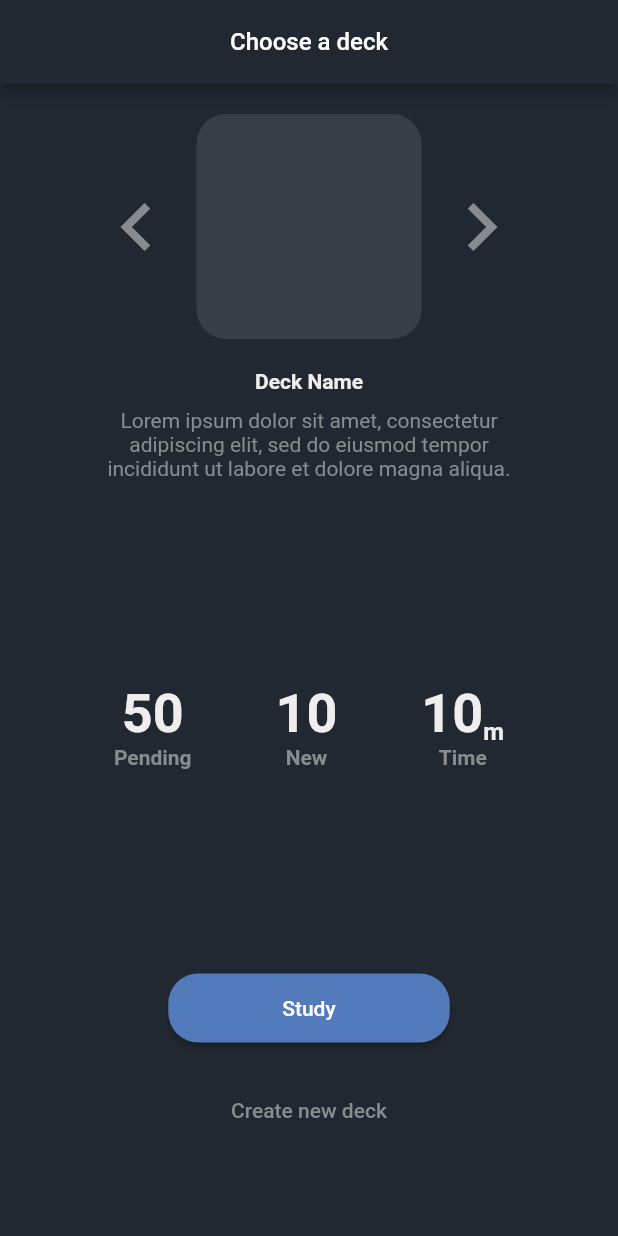
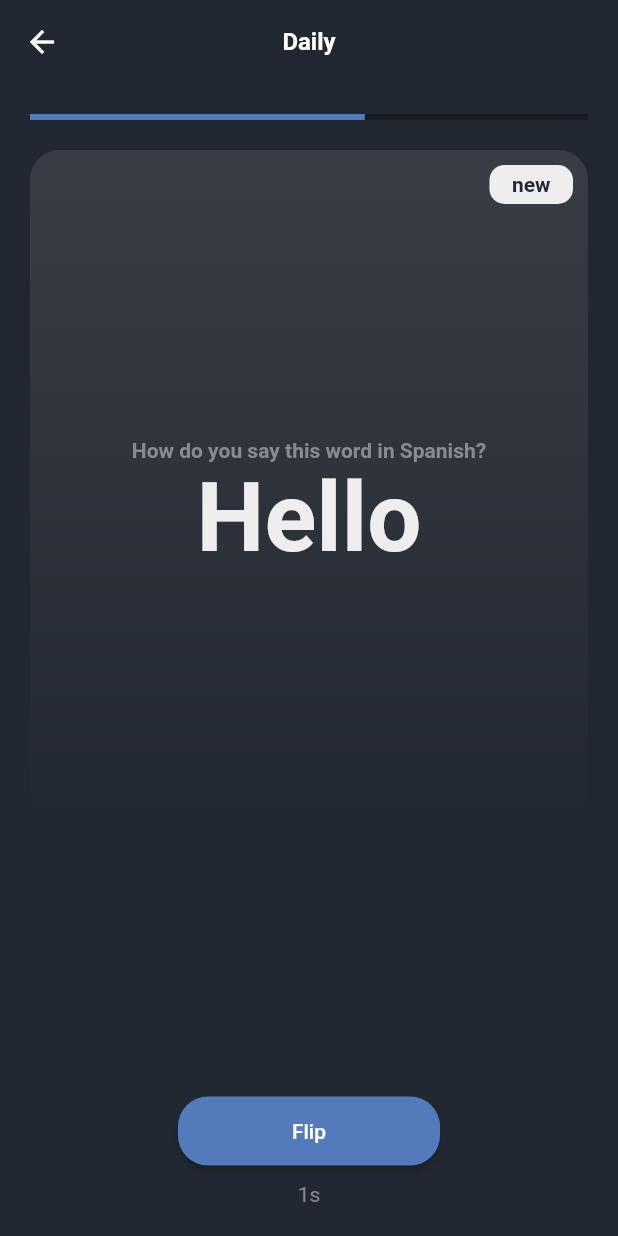
Before and after one commit to ignacio-cuadra/deck-deck, a Flutter app: the screen it shows after launch, after a tap on "Study", on a phone screen of 412 x 824 dp. Run offline on Flutter 3.47's test engine with Material 2 defaults, Android fonts, the light colour scheme and no system bars; Roboto replaces fonts that are missing (SFRegular).

Commit message:
feat: :sparkles: quiz view

```diff
--- a/lib/deck_selector.dart
+++ b/lib/deck_selector.dart
@@ -1,5 +1,5 @@
+import 'package:deck_deck_app/quiz.dart';
 import 'package:deck_deck_app/theme/app_theme.dart';
-import 'package:flutter/cupertino.dart';
 import 'package:flutter/material.dart';
 
 class DeckSelector extends StatefulWidget {
@@ -22,6 +22,7 @@ class _DeckSelector extends State<DeckSelector> {
     return Scaffold(
         appBar: AppBar(
           centerTitle: true,
+          elevation: 0,
           title: const Text(
             "Choose a deck",
             style: TextStyle(fontSize: 16),
@@ -83,7 +84,10 @@ class _DeckSelector extends State<DeckSelector> {
                 ),
                 const Spacer(),
                 ElevatedButton(
-                  onPressed: () {},
+                  onPressed: () {
+                    Navigator.push(context,
+                        MaterialPageRoute(builder: (context) => Quiz()));
+                  },
                   child: const Padding(
                       padding: EdgeInsets.only(
                           top: 15, bottom: 15, left: 60, right: 60),
--- /dev/null
+++ b/lib/entities/deck.dart
@@ -0,0 +1,8 @@
+import 'package:deck_deck_app/entities/memory_card.dart';
+
+class Deck {
+  String name;
+  String? description;
+  List<MemoryCard> cards = [];
+  Deck({required this.name, this.description, this.cards = const []});
+}
--- /dev/null
+++ b/lib/entities/memory_card.dart
@@ -0,0 +1,20 @@
+class MemoryCard {
+  late MemoryCardFront front;
+  late MemoryCardBack back;
+  MemoryCard(
+      {required String sentence, required String answare, String? question}) {
+    front = MemoryCardFront(sentence: sentence, question: question);
+    back = MemoryCardBack(answare: answare);
+  }
+}
+
+class MemoryCardFront {
+  String sentence;
+  String? question;
+  MemoryCardFront({required this.sentence, this.question});
+}
+
+class MemoryCardBack {
+  String answare;
+  MemoryCardBack({required this.answare});
+}
--- a/lib/main.dart
+++ b/lib/main.dart
@@ -1,5 +1,5 @@
 import 'package:deck_deck_app/deck_selector.dart';
-import 'package:deck_deck_app/decks_list.dart';
+import 'package:deck_deck_app/quiz.dart';
 import 'package:deck_deck_app/theme/app_theme.dart';
 import 'package:flutter/material.dart';
 
@@ -14,7 +14,7 @@ class DeckDeckApp extends StatelessWidget {
     return MaterialApp(
       title: 'DeckDeck',
       theme: AppTheme.define(),
-      home: const DeckSelector(),
+      home: DeckSelector(),
     );
   }
 }
--- /dev/null
+++ b/lib/quiz.dart
@@ -0,0 +1,289 @@
+import 'dart:async';
+
+import 'package:deck_deck_app/entities/memory_card.dart';
+import 'package:deck_deck_app/theme/app_theme.dart';
+import 'package:flutter/material.dart';
+import 'package:deck_deck_app/entities/deck.dart';
+
+class Quiz extends StatefulWidget {
+  @override
+  State<Quiz> createState() {
+    return _Quiz();
+  }
+}
+
+class _Quiz extends State<Quiz> {
+  Status status = Status.front;
+  Deck deck = Deck(name: "Default Deck", cards: [
+    MemoryCard(
+        sentence: "Hello",
+        answare: "Hola",
+        question: "How do you say this word in Spanish?")
+  ]);
+  int seconds = 0;
+  late MemoryCard card;
+  late Timer _timer;
+  _Quiz() {
+    _timer = Timer.periodic(Duration(seconds: 1), (timer) {
+      setState(() {
+        seconds++;
+      });
+    });
+    card = deck.cards[0];
+  }
+  @override
+  void dispose() {
+    _timer.cancel();
+    super.dispose();
+  }
+
+  void flip() {
+    setState(() {
+      if (status == Status.front)
+        status = Status.back;
+      else
+        status = Status.front;
+    });
+  }
+
+  void answer(Answer asnware) {
+    flip();
+  }
+
+  @override
+  Widget build(BuildContext context) {
+    StatelessWidget body = (status == Status.front)
+        ? FrontBody(
+            memoryCardFront: card.front,
+          )
+        : BackBody(
+            memoryCardBack: card.back,
+          );
+    StatelessWidget footer = (status == Status.front)
+        ? FrontFooter(seconds: seconds, flip: flip)
+        : BackFooter(answer: answer);
+
+    return Scaffold(
+        appBar: AppBar(
+          title: Text("Daily"),
+        ),
+        body: Padding(
+          padding: const EdgeInsets.all(20),
+          child: Column(
+            children: [
+              LinearProgressIndicator(
+                value: 0.6,
+                color: AppTheme.colors.primary,
+              ),
+              SizedBox(
+                height: 20,
+              ),
+              Container(
+                padding: EdgeInsets.all(10),
+                child: body,
+                height: 450,
+                width: double.maxFinite,
+                decoration: BoxDecoration(
+                    gradient: LinearGradient(
+                        begin: Alignment.topCenter,
+                        end: Alignment.bottomCenter,
+                        colors: [
+                          AppTheme.colors.secondaryBackground,
+                          AppTheme.colors.background,
+                        ]),
+                    borderRadius: BorderRadius.circular(20)),
+              ),
+              Spacer(),
+              footer,
+              //BackFooter(seconds: 20)
+            ],
+          ),
+        ));
+  }
+}
+
+class FrontBody extends StatelessWidget {
+  MemoryCardFront memoryCardFront;
+  FrontBody({super.key, required this.memoryCardFront});
+  @override
+  Widget build(BuildContext context) {
+    List<Widget> children = [
+      Align(
+        alignment: Alignment.centerRight,
+        child: NewTag(),
+      ),
+      const Spacer(),
+      Text(memoryCardFront.sentence,
+          style: TextStyle(
+              color: AppTheme.colors.text,
+              fontSize: 64,
+              fontWeight: FontWeight.bold)),
+      const Spacer()
+    ];
+    if (memoryCardFront.question != null) {
+      children.insert(
+          2,
+          Text(memoryCardFront.question!,
+              style: TextStyle(
+                  color: AppTheme.colors.secondaryText,
+                  fontWeight: FontWeight.w600)));
+    }
+    return Column(
+      children: children,
+    );
+  }
+}
+
+@immutable
+class FrontFooter extends StatelessWidget {
+  final Function flip;
+  final int seconds;
+  const FrontFooter({super.key, required this.seconds, required this.flip});
+  @override
+  Widget build(BuildContext context) {
+    return Column(children: [
+      ElevatedButton(
+          onPressed: () {
+            flip();
+          },
+          child: const Padding(
+            padding: EdgeInsets.only(left: 60, right: 60, top: 15, bottom: 15),
+            child: Text("Flip"),
+          )),
+      const SizedBox(
+        height: 10,
+      ),
+      Text(
+        "${seconds}s",
+        style: TextStyle(color: AppTheme.colors.secondaryText),
+      )
+    ]);
+  }
+}
+
+class BackBody extends StatelessWidget {
+  MemoryCardBack memoryCardBack;
+  BackBody({super.key, required this.memoryCardBack});
+  @override
+  Widget build(BuildContext context) {
+    return Column(
+      children: [
+        Align(
+          alignment: Alignment.centerRight,
+          child: NewTag(),
+        ),
+        Spacer(),
+        Text("Answer",
+            style: TextStyle(
+                color: AppTheme.colors.secondaryText,
+                fontWeight: FontWeight.w600)),
+        Text(memoryCardBack.answare,
+            style: TextStyle(
+                color: AppTheme.colors.text,
+                fontSize: 64,
+                fontWeight: FontWeight.bold)),
+        Spacer()
+      ],
+    );
+  }
+}
+
+class BackFooter extends StatelessWidget {
+  Function(Answer) answer;
+  BackFooter({super.key, required this.answer});
+  @override
+  Widget build(BuildContext context) {
+    return Row(
+      children: [
+        const Spacer(),
+        AnswareButton(
+          icon: Icons.sentiment_dissatisfied_outlined,
+          label: "Again",
+          time: "<1m",
+          onPressed: () {
+            answer(Answer.again);
+          },
+        ),
+        const Spacer(),
+        AnswareButton(
+          icon: Icons.sentiment_neutral_outlined,
+          label: "Hard",
+          time: "<3m",
+          onPressed: () {
+            answer(Answer.hard);
+          },
+        ),
+        const Spacer(),
+        AnswareButton(
+          icon: Icons.sentiment_satisfied_alt_outlined,
+          label: "Good",
+          time: "<5m",
+          onPressed: () {
+            answer(Answer.good);
+          },
+        ),
+        const Spacer(),
+        AnswareButton(
+          icon: Icons.sentiment_very_satisfied_outlined,
+          label: "Easy",
+          time: "1d",
+          onPressed: () {
+            answer(Answer.easy);
+          },
+        ),
+        const Spacer(),
+      ],
+    );
+  }
+}
+
+class AnswareButton extends StatelessWidget {
+  IconData icon;
+  String label;
+  String time;
+  Function onPressed;
+  AnswareButton(
+      {super.key,
+      required this.icon,
+      required this.label,
+      required this.time,
+      required this.onPressed});
+  @override
+  Widget build(BuildContext context) {
+    return TextButton(
+        onPressed: () {
+          onPressed();
+        },
+        child: Column(
+          children: [
+            Icon(
+              icon,
+              size: 64.0,
+              color: AppTheme.colors.text,
+            ),
+            Text(label, style: TextStyle(color: AppTheme.colors.text)),
+            Text(time)
+          ],
+        ));
+  }
+}
+
+enum Status { front, back }
+
+enum Answer { again, hard, good, easy }
+
+class NewTag extends StatelessWidget {
+  @override
+  Widget build(BuildContext context) {
+    return Container(
+        decoration: BoxDecoration(
+            color: AppTheme.colors.text,
+            borderRadius: BorderRadius.circular(10)),
+        padding: EdgeInsets.only(top: 5, bottom: 5, left: 15, right: 15),
+        child: Text(
+          "new",
+          style: TextStyle(
+              color: AppTheme.colors.background, fontWeight: FontWeight.bold),
+        ));
+  }
+}
--- a/lib/theme/app_theme.dart
+++ b/lib/theme/app_theme.dart
@@ -5,6 +5,10 @@ class AppTheme {
   static const colors = AppColors();
   static ThemeData define() {
     return ThemeData(
+      appBarTheme: const AppBarTheme(
+          centerTitle: true,
+          elevation: 0,
+          titleTextStyle: TextStyle(fontSize: 16, fontWeight: FontWeight.w600)),
       primarySwatch: colors.materialBackground,
       elevatedButtonTheme: ElevatedButtonThemeData(
           style: ElevatedButton.styleFrom(
@@ -17,8 +21,9 @@ class AppTheme {
       fontFamily: "SFRegular",
       primaryColor: colors.primary,
       focusColor: colors.background,
-      textTheme:
-          TextTheme(bodyMedium: TextStyle(color: colors.text, fontSize: 14)),
+      textTheme: TextTheme(
+        bodyMedium: TextStyle(color: colors.text, fontSize: 14),
+      ),
     );
   }
 }
--- a/lib/theme/colors.dart
+++ b/lib/theme/colors.dart
@@ -1,4 +1,3 @@
-import 'package:flutter/animation.dart';
 import 'package:flutter/material.dart';
 
 class AppColors {
```
